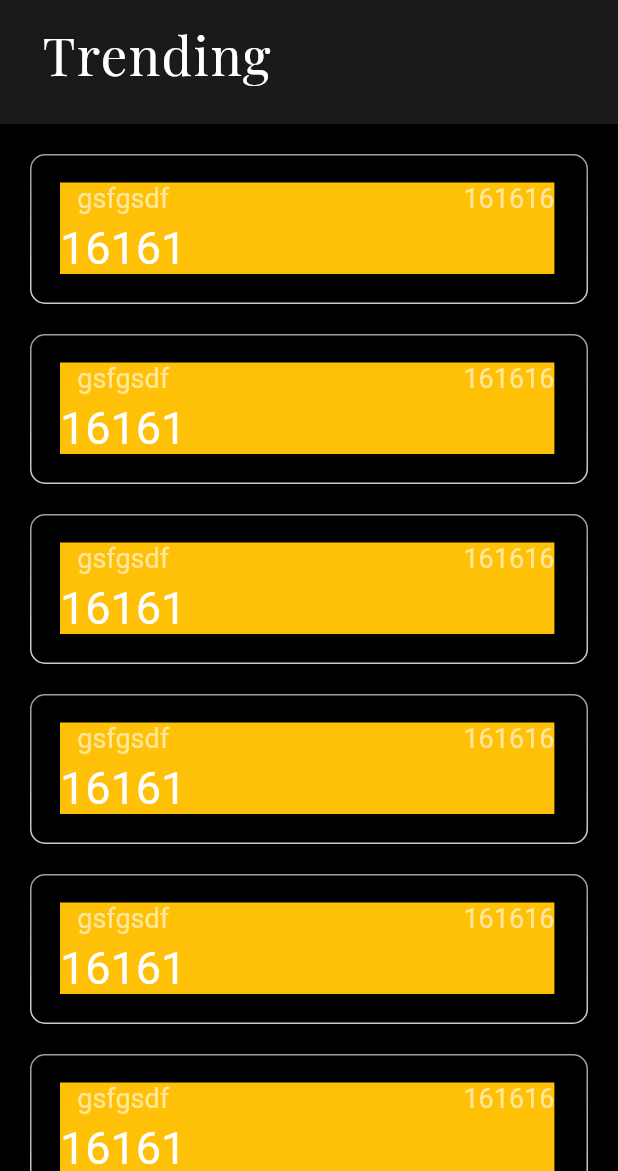
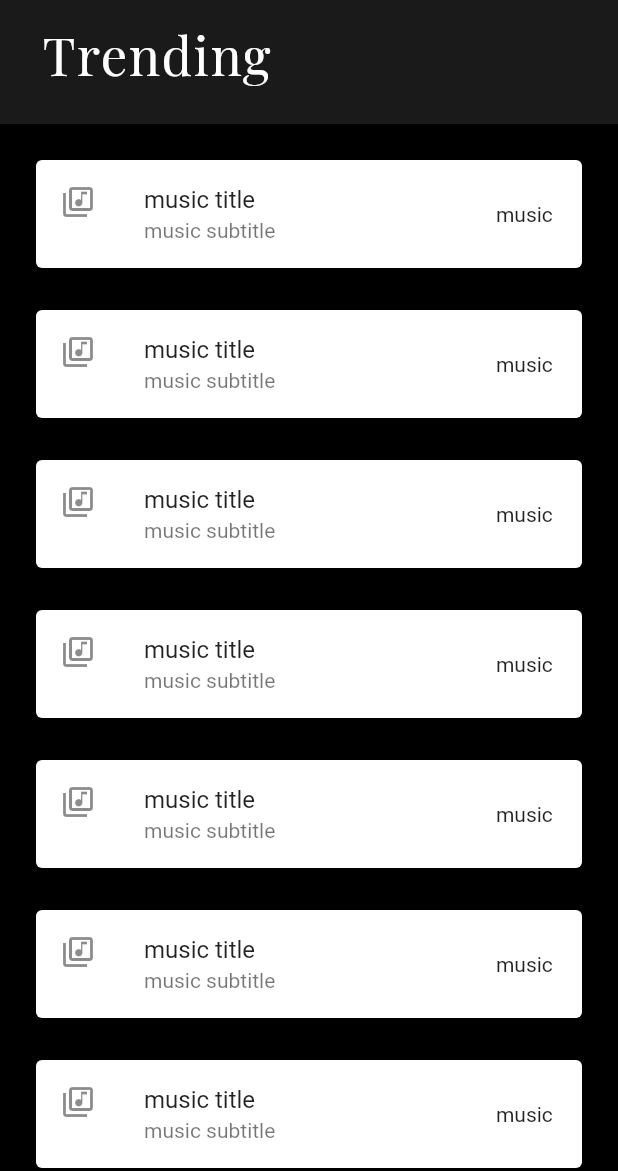
Before and after one commit to yash1001-sojitra/lyrix, a Flutter app: the screen it shows after launch, on a phone screen of 412 x 824 dp, the part 65-1236 px from its top. Run offline on Flutter 3.47's test engine with Material 2 defaults, Android fonts, the phone set to English and light mode, and no system bars; our stand-ins replace flutter_svg, google_fonts.

Commit message:
details screen

```diff
--- a/lib/Screen/homescreen.dart
+++ b/lib/Screen/homescreen.dart
@@ -2,6 +2,7 @@ import 'package:flutter/material.dart';
 import 'package:flutter/rendering.dart';
 import 'package:flutter_svg/svg.dart';
 import 'package:google_fonts/google_fonts.dart';
+import 'package:lyrix/Screen/lyrixscreen.dart';
 
 import 'drawer.dart';
 
@@ -94,7 +95,14 @@ class _HomescreenState extends State<Homescreen> {
                   itemCount: 50,
                   physics: const BouncingScrollPhysics(),
                   itemBuilder: (context, index) {
-                    return LyrixViewModel();
+                    return GestureDetector(
+                        onTap: (() {
+                          Navigator.push(
+                              context,
+                              MaterialPageRoute(
+                                  builder: (context) => LyrixScreen()));
+                        }),
+                        child: const LyrixViewModel());
                   }),
             ),
           ],
@@ -111,72 +119,14 @@ class LyrixViewModel extends StatelessWidget {
   Widget build(BuildContext context) {
     return Container(
       margin: const EdgeInsets.only(right: 20, left: 20, top: 20),
-      height: 100,
-      child: Stack(children: [
-        Positioned.fill(
-          child: Container(
-              decoration: BoxDecoration(
-                  border: Border.all(width: 1, color: Colors.white),
-                  borderRadius: BorderRadius.circular(10)),
-              child: Container()),
+      child: const Card(
+        child: ListTile(
+          leading: Icon(Icons.library_music_outlined),
+          title: Text("music title"),
+          trailing: Text("music "),
+          subtitle: Text("music subtitle"),
         ),
-        Positioned(
-          bottom: 0,
-          left: 0,
-          right: 0,
-          child: Container(
-            height: 190,
-            decoration: BoxDecoration(
-              borderRadius: const BorderRadius.only(
-                  bottomLeft: Radius.circular(10),
-                  bottomRight: Radius.circular(10)),
-              gradient: LinearGradient(
-                  begin: Alignment.bottomCenter,
-                  end: Alignment.topCenter,
-                  colors: [Colors.black.withOpacity(0.2), Colors.black54]),
-            ),
-          ),
-        ),
-        Positioned(
-          bottom: 0,
-          child: Padding(
-            padding: const EdgeInsets.all(20.0),
-            child: Container(
-              color: Colors.amber,
-              width: MediaQuery.of(context).size.width * 0.80,
-              child: Row(
-                mainAxisAlignment: MainAxisAlignment.spaceBetween,
-                crossAxisAlignment: CrossAxisAlignment.start,
-                children: [
-                  Column(
-                    children: [
-                      Text(
-                        "gsfgsdf",
-                        style: const TextStyle(
-                            overflow: TextOverflow.ellipsis,
-                            color: Colors.white60,
-                            fontSize: 18),
-                      ),
-                      const SizedBox(
-                        height: 5,
-                      ),
-                      Text(
-                        "16161",
-                        style:
-                            const TextStyle(color: Colors.white, fontSize: 30),
-                      ),
-                    ],
-                  ),
-                  Text(
-                    "161616",
-                    style: const TextStyle(color: Colors.white60, fontSize: 18),
-                  ),
-                ],
-              ),
-            ),
-          ),
-        ),
-      ]),
+      ),
     );
   }
 }
```
Also changed, not shown: lib/Screen/lyrixscreen.dart (+91 -1 lines).
